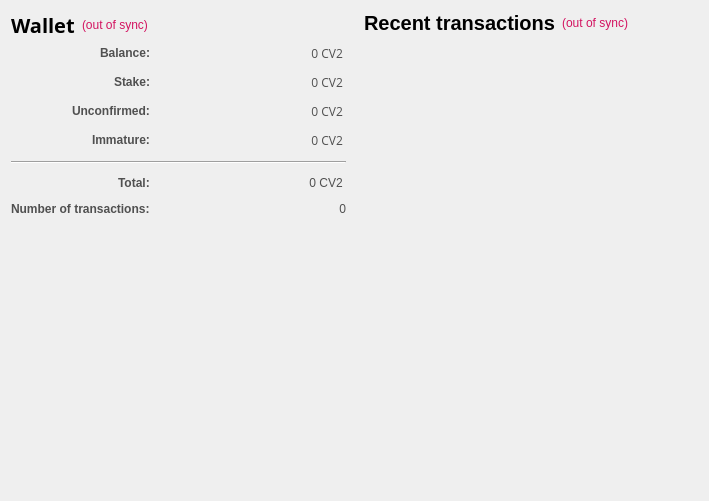
This is src/qt/forms/overviewpage.ui in CoinWayne/test9 as Qt 5 draws it before an edit. The edited form follows.
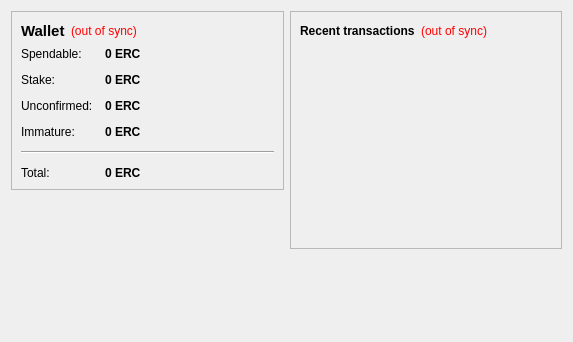
This is the edited form. Icons and pictures are not drawn.

```diff
--- a/src/qt/forms/overviewpage.ui
+++ b/src/qt/forms/overviewpage.ui
@@ -6,63 +6,38 @@
    <rect>
     <x>0</x>
     <y>0</y>
-    <width>709</width>
-    <height>501</height>
+    <width>573</width>
+    <height>342</height>
    </rect>
   </property>
-  <property name="sizePolicy">
-   <sizepolicy hsizetype="Preferred" vsizetype="Preferred">
-    <horstretch>5</horstretch>
-    <verstretch>5</verstretch>
-   </sizepolicy>
-  </property>
-  <property name="maximumSize">
-   <size>
-    <width>16777215</width>
-    <height>16777215</height>
-   </size>
-  </property>
   <property name="windowTitle">
    <string>Form</string>
   </property>
-  <property name="styleSheet">
-   <string notr="true">color:#505050;
-font-family:'Open Sans,sans-serif';
-
-</string>
-  </property>
-  <layout class="QHBoxLayout" name="horizontalLayout">
-   <property name="spacing">
-    <number>18</number>
-   </property>
-   <property name="sizeConstraint">
-    <enum>QLayout::SetDefaultConstraint</enum>
-   </property>
-   <property name="leftMargin">
-    <number>11</number>
-   </property>
+  <layout class="QHBoxLayout" name="horizontalLayout" stretch="1,1">
    <item>
     <layout class="QVBoxLayout" name="verticalLayout_2">
-     <property name="spacing">
-      <number>1</number>
-     </property>
-     <property name="sizeConstraint">
-      <enum>QLayout::SetDefaultConstraint</enum>
-     </property>
+     <item>
+      <widget class="QFrame" name="frame">
+       <property name="frameShape">
+        <enum>QFrame::StyledPanel</enum>
+       </property>
+       <property name="frameShadow">
+        <enum>QFrame::Raised</enum>
+       </property>
+       <layout class="QVBoxLayout" name="verticalLayout_4">
      <item>
       <layout class="QHBoxLayout" name="horizontalLayout_4">
-       <property name="spacing">
-        <number>7</number>
-       </property>
        <item>
         <widget class="QLabel" name="label_5">
          <property name="font">
           <font>
-           <family>Open Sans,sans-serif</family>
+              <pointsize>11</pointsize>
+              <weight>75</weight>
+              <bold>true</bold>
           </font>
          </property>
          <property name="text">
-          <string>&lt;html&gt;&lt;head/&gt;&lt;body&gt;&lt;p&gt;&lt;span style=&quot; font-size:20px; font-weight:600; color:#000000;&quot;&gt;Wallet&lt;/span&gt;&lt;/p&gt;&lt;/body&gt;&lt;/html&gt;</string>
+             <string>Wallet</string>
          </property>
         </widget>
        </item>
@@ -75,7 +50,7 @@
           <string notr="true">QLabel { color: red; }</string>
          </property>
          <property name="text">
-          <string notr="true">&lt;html&gt;&lt;head/&gt;&lt;body&gt;&lt;p&gt;&lt;span style=&quot; color:#d31360;&quot;&gt;(out of sync)&lt;/span&gt;&lt;/p&gt;&lt;/body&gt;&lt;/html&gt;</string>
+             <string notr="true">(out of sync)</string>
          </property>
          <property name="alignment">
           <set>Qt::AlignLeading|Qt::AlignLeft|Qt::AlignVCenter</set>
@@ -97,33 +72,11 @@
        </item>
       </layout>
      </item>
-     <item>
-      <spacer name="verticalSpacer_3">
-       <property name="orientation">
-        <enum>Qt::Vertical</enum>
-       </property>
-       <property name="sizeType">
-        <enum>QSizePolicy::Fixed</enum>
-       </property>
-       <property name="sizeHint" stdset="0">
-        <size>
-         <width>20</width>
-         <height>5</height>
-        </size>
-       </property>
-      </spacer>
-     </item>
      <item>
       <layout class="QFormLayout" name="formLayout_2">
-       <property name="sizeConstraint">
-        <enum>QLayout::SetFixedSize</enum>
-       </property>
        <property name="fieldGrowthPolicy">
         <enum>QFormLayout::AllNonFixedFieldsGrow</enum>
        </property>
-       <property name="labelAlignment">
-        <set>Qt::AlignRight|Qt::AlignTop|Qt::AlignTrailing</set>
-       </property>
        <property name="horizontalSpacing">
         <number>12</number>
        </property>
@@ -133,7 +86,7 @@
        <item row="0" column="0">
         <widget class="QLabel" name="label">
          <property name="text">
-          <string>&lt;html&gt;&lt;head/&gt;&lt;body&gt;&lt;p&gt;&lt;span style=&quot; font-weight:600;&quot;&gt;Balance:&lt;/span&gt;&lt;/p&gt;&lt;/body&gt;&lt;/html&gt;</string>
+             <string>Spendable:</string>
          </property>
         </widget>
        </item>
@@ -141,7 +94,8 @@
         <widget class="QLabel" name="labelBalance">
          <property name="font">
           <font>
-           <family>Open Sans,sans-serif</family>
+              <weight>75</weight>
+              <bold>true</bold>
           </font>
          </property>
          <property name="cursor">
@@ -151,13 +105,7 @@
           <string>Your current balance</string>
          </property>
          <property name="text">
-          <string notr="true">0 CV2 </string>
-         </property>
-         <property name="alignment">
-          <set>Qt::AlignRight|Qt::AlignTrailing|Qt::AlignVCenter</set>
-         </property>
-         <property name="margin">
-          <number>3</number>
+             <string notr="true">0 ERC</string>
          </property>
          <property name="textInteractionFlags">
           <set>Qt::LinksAccessibleByMouse|Qt::TextSelectableByKeyboard|Qt::TextSelectableByMouse</set>
@@ -167,7 +115,7 @@
        <item row="1" column="0">
         <widget class="QLabel" name="labelStake_2">
          <property name="text">
-          <string>&lt;html&gt;&lt;head/&gt;&lt;body&gt;&lt;p&gt;&lt;span style=&quot; font-weight:600;&quot;&gt;Stake:&lt;/span&gt;&lt;/p&gt;&lt;/body&gt;&lt;/html&gt;</string>
+             <string>Stake:</string>
          </property>
         </widget>
        </item>
@@ -175,7 +123,8 @@
         <widget class="QLabel" name="labelStake">
          <property name="font">
           <font>
-           <family>Open Sans,sans-serif</family>
+              <weight>75</weight>
+              <bold>true</bold>
           </font>
          </property>
          <property name="cursor">
@@ -185,13 +134,7 @@
           <string>Total of coins that was staked, and do not yet count toward the current balance</string>
          </property>
          <property name="text">
-          <string notr="true">0 CV2 </string>
-         </property>
-         <property name="alignment">
-          <set>Qt::AlignRight|Qt::AlignTrailing|Qt::AlignVCenter</set>
-         </property>
-         <property name="margin">
-          <number>3</number>
+             <string notr="true">0 ERC</string>
          </property>
          <property name="textInteractionFlags">
           <set>Qt::LinksAccessibleByMouse|Qt::TextSelectableByKeyboard|Qt::TextSelectableByMouse</set>
@@ -201,7 +144,7 @@
        <item row="2" column="0">
         <widget class="QLabel" name="labelUnconfirmed_2">
          <property name="text">
-          <string>&lt;html&gt;&lt;head/&gt;&lt;body&gt;&lt;p&gt;&lt;span style=&quot; font-weight:600;&quot;&gt;Unconfirmed:&lt;/span&gt;&lt;/p&gt;&lt;/body&gt;&lt;/html&gt;</string>
+             <string>Unconfirmed:</string>
          </property>
         </widget>
        </item>
@@ -209,7 +152,8 @@
         <widget class="QLabel" name="labelUnconfirmed">
          <property name="font">
           <font>
-           <family>Open Sans,sans-serif</family>
+              <weight>75</weight>
+              <bold>true</bold>
           </font>
          </property>
          <property name="cursor">
@@ -219,13 +163,7 @@
           <string>Total of transactions that have yet to be confirmed, and do not yet count toward the current balance</string>
          </property>
          <property name="text">
-          <string notr="true">0 CV2 </string>
-         </property>
-         <property name="alignment">
-          <set>Qt::AlignRight|Qt::AlignTrailing|Qt::AlignVCenter</set>
-         </property>
-         <property name="margin">
-          <number>3</number>
+             <string notr="true">0 ERC</string>
          </property>
          <property name="textInteractionFlags">
           <set>Qt::LinksAccessibleByMouse|Qt::TextSelectableByKeyboard|Qt::TextSelectableByMouse</set>
@@ -235,7 +173,7 @@
        <item row="3" column="0">
         <widget class="QLabel" name="labelImmatureText">
          <property name="text">
-          <string>&lt;html&gt;&lt;head/&gt;&lt;body&gt;&lt;p&gt;&lt;span style=&quot; font-weight:600;&quot;&gt;Immature:&lt;/span&gt;&lt;/p&gt;&lt;/body&gt;&lt;/html&gt;</string>
+             <string>Immature:</string>
          </property>
         </widget>
        </item>
@@ -243,20 +181,15 @@
         <widget class="QLabel" name="labelImmature">
          <property name="font">
           <font>
-           <family>Open Sans,sans-serif</family>
+              <weight>75</weight>
+              <bold>true</bold>
           </font>
          </property>
          <property name="toolTip">
           <string>Mined balance that has not yet matured</string>
          </property>
          <property name="text">
-          <string notr="true">0 CV2 </string>
-         </property>
-         <property name="alignment">
-          <set>Qt::AlignRight|Qt::AlignTrailing|Qt::AlignVCenter</set>
-         </property>
-         <property name="margin">
-          <number>3</number>
+             <string notr="true">0 ERC</string>
          </property>
          <property name="textInteractionFlags">
           <set>Qt::LinksAccessibleByMouse|Qt::TextSelectableByKeyboard|Qt::TextSelectableByMouse</set>
@@ -265,12 +198,6 @@
        </item>
        <item row="4" column="0" colspan="2">
         <widget class="Line" name="line">
-         <property name="sizePolicy">
-          <sizepolicy hsizetype="Expanding" vsizetype="Fixed">
-           <horstretch>140</horstretch>
-           <verstretch>0</verstretch>
-          </sizepolicy>
-         </property>
          <property name="orientation">
           <enum>Qt::Horizontal</enum>
          </property>
@@ -279,83 +206,98 @@
        <item row="5" column="0">
         <widget class="QLabel" name="labelTotal_2">
          <property name="text">
-          <string>&lt;html&gt;&lt;head/&gt;&lt;body&gt;&lt;p&gt;&lt;span style=&quot; font-weight:600;&quot;&gt;Total:&lt;/span&gt;&lt;/p&gt;&lt;/body&gt;&lt;/html&gt;</string>
+             <string>Total:</string>
          </property>
         </widget>
        </item>
        <item row="5" column="1">
         <widget class="QLabel" name="labelTotal">
+            <property name="font">
+             <font>
+              <weight>75</weight>
+              <bold>true</bold>
+             </font>
+            </property>
+            <property name="cursor">
+             <cursorShape>IBeamCursor</cursorShape>
+            </property>
          <property name="toolTip">
           <string>Total number of transactions in wallet</string>
          </property>
          <property name="text">
-          <string notr="true">0 CV2 </string>
-         </property>
-         <property name="alignment">
-          <set>Qt::AlignRight|Qt::AlignTrailing|Qt::AlignVCenter</set>
-         </property>
-         <property name="margin">
-          <number>3</number>
-         </property>
-        </widget>
-       </item>
-       <item row="6" column="0">
-        <widget class="QLabel" name="labelTotalTransactions">
-         <property name="text">
-          <string>&lt;html&gt;&lt;head/&gt;&lt;body&gt;&lt;p&gt;&lt;span style=&quot; font-weight:600;&quot;&gt;Number of transactions:&lt;/span&gt;&lt;/p&gt;&lt;/body&gt;&lt;/html&gt;</string>
-         </property>
-        </widget>
-       </item>
-       <item row="6" column="1">
-        <widget class="QLabel" name="labelNumTransactions">
-         <property name="toolTip">
-          <string>Total number of transactions in wallet</string>
-         </property>
+             <string notr="true">0 ERC</string>
+            </property>
+            <property name="textInteractionFlags">
+             <set>Qt::LinksAccessibleByMouse|Qt::TextSelectableByKeyboard|Qt::TextSelectableByMouse</set>
+            </property>
+           </widget>
+          </item>
+         </layout>
+        </item>
+       </layout>
+      </widget>
+     </item>
+     <item>
+      <spacer name="verticalSpacer_3">
+       <property name="orientation">
+        <enum>Qt::Vertical</enum>
+       </property>
+       <property name="sizeHint" stdset="0">
+        <size>
+         <width>20</width>
+         <height>40</height>
+        </size>
+       </property>
+      </spacer>
+     </item>
+     <item>
+      <widget class="QLabel" name="label_2">
          <property name="text">
-          <string notr="true">0</string>
-         </property>
-         <property name="alignment">
-          <set>Qt::AlignRight|Qt::AlignTrailing|Qt::AlignVCenter</set>
-         </property>
-         <property name="margin">
-          <number>5</number>
-         </property>
-        </widget>
-       </item>
-      </layout>
-     </item>
+        <string/>
+       </property>
+       <property name="pixmap">
+        <pixmap resource="../bitcoin.qrc">:/images/backg</pixmap>
+       </property>
+       <property name="scaledContents">
+        <bool>false</bool>
+       </property>
+       <property name="alignment">
+        <set>Qt::AlignCenter</set>
+       </property>
+      </widget>
+     </item>
      <item>
-      <widget class="QWidget" name="widget" native="true">
-       <property name="sizePolicy">
-        <sizepolicy hsizetype="Expanding" vsizetype="Expanding">
-         <horstretch>0</horstretch>
-         <verstretch>0</verstretch>
-        </sizepolicy>
+      <spacer name="verticalSpacer">
+       <property name="orientation">
+        <enum>Qt::Vertical</enum>
        </property>
-       <property name="minimumSize">
+       <property name="sizeHint" stdset="0">
         <size>
-         <width>250</width>
-         <height>200</height>
+         <width>20</width>
+         <height>40</height>
         </size>
        </property>
-       <property name="styleSheet">
-        <string notr="true"/>
-       </property>
-      </widget>
+      </spacer>
      </item>
     </layout>
    </item>
    <item>
     <layout class="QVBoxLayout" name="verticalLayout_3">
-     <property name="spacing">
-      <number>7</number>
-     </property>
+     <item>
+      <widget class="QFrame" name="frame_2">
+       <property name="frameShape">
+        <enum>QFrame::StyledPanel</enum>
+       </property>
+       <property name="frameShadow">
+        <enum>QFrame::Raised</enum>
+       </property>
+       <layout class="QVBoxLayout" name="verticalLayout">
      <item>
       <layout class="QHBoxLayout" name="horizontalLayout_2">
        <item>
         <widget class="QLabel" name="label_4">
          <property name="text">
-          <string>&lt;html&gt;&lt;head/&gt;&lt;body&gt;&lt;p&gt;&lt;span style=&quot; font-size:20px; font-weight:600; color:#000000;&quot;&gt;Recent transactions&lt;/span&gt;&lt;/p&gt;&lt;/body&gt;&lt;/html&gt;</string>
+             <string>&lt;b&gt;Recent transactions&lt;/b&gt;</string>
          </property>
         </widget>
        </item>
@@ -368,7 +310,7 @@
           <string notr="true">QLabel { color: red; }</string>
          </property>
          <property name="text">
-          <string notr="true">&lt;html&gt;&lt;head/&gt;&lt;body&gt;&lt;p&gt;&lt;span style=&quot; color:#d31360;&quot;&gt;(out of sync)&lt;/span&gt;&lt;/p&gt;&lt;/body&gt;&lt;/html&gt;</string>
+             <string notr="true">(out of sync)</string>
          </property>
          <property name="alignment">
           <set>Qt::AlignRight|Qt::AlignTrailing|Qt::AlignVCenter</set>
@@ -390,38 +332,10 @@
        </item>
       </layout>
      </item>
-     <item>
-      <spacer name="verticalSpacer_6">
-       <property name="orientation">
-        <enum>Qt::Vertical</enum>
-       </property>
-       <property name="sizeType">
-        <enum>QSizePolicy::Maximum</enum>
-       </property>
-       <property name="sizeHint" stdset="0">
-        <size>
-         <width>20</width>
-         <height>13</height>
-        </size>
-       </property>
-      </spacer>
-     </item>
      <item>
       <widget class="QListView" name="listTransactions">
-       <property name="sizePolicy">
-        <sizepolicy hsizetype="Fixed" vsizetype="Expanding">
-         <horstretch>0</horstretch>
-         <verstretch>0</verstretch>
-        </sizepolicy>
-       </property>
-       <property name="maximumSize">
-        <size>
-         <width>400</width>
-         <height>16777215</height>
-        </size>
-       </property>
        <property name="styleSheet">
-        <string notr="true">QListView { background: transparent;font-size:12px;  }</string>
+           <string notr="true">QListView { background: transparent; }</string>
        </property>
        <property name="frameShape">
         <enum>QFrame::NoFrame</enum>
@@ -438,8 +352,24 @@
       </widget>
      </item>
     </layout>
-   </item>
-  </layout>
+      </widget>
+     </item>
+     <item>
+      <spacer name="verticalSpacer_2">
+       <property name="orientation">
+        <enum>Qt::Vertical</enum>
+       </property>
+       <property name="sizeHint" stdset="0">
+        <size>
+         <width>20</width>
+         <height>40</height>
+        </size>
+       </property>
+      </spacer>
+     </item>
+    </layout>
+   </item>
+  </layout>
  </widget>
  <resources/>
  <connections/>
```
Left out of the diff: 18 changed lines with no effect on the pictures. Lines whose indentation alone changed are shown as unchanged.
